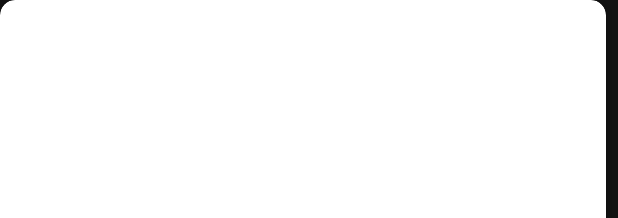
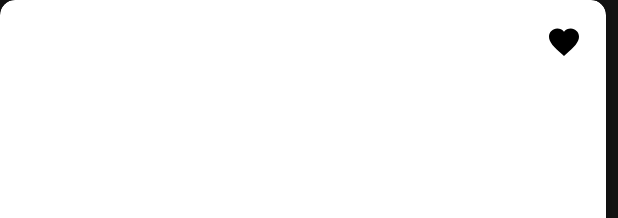
Before and after one commit to paktalin/beerry, an Android app: the layout item_layout.xml on its own in the app's theme, with its tools: preview values and no code run, on a phone screen of 412 x 824 dp. Shown: the top 218 px of the screen. Run offline under Robolectric (Android 15) with nearby library versions, the phone set to English and light mode, and no system bars; network calls fail.

Commit message:
Favorite beers are stored in SharedPreferences

```diff
--- a/app/build.gradle
+++ b/app/build.gradle
@@ -1,6 +1,7 @@
 apply plugin: 'com.android.application'
 apply plugin: 'kotlin-android'
 apply plugin: 'kotlin-android-extensions'
+apply plugin: "kotlin-kapt"
 
 android {
     compileSdkVersion 29
@@ -44,6 +45,7 @@ dependencies {
     // slider
     implementation 'com.appyvet:materialrangebar:1.4.6'
 
+
     testImplementation 'junit:junit:4.12'
     androidTestImplementation 'androidx.test.ext:junit:1.1.1'
     androidTestImplementation 'androidx.test.espresso:espresso-core:3.2.0'
--- /dev/null
+++ b/app/src/main/res/color/add_to_favorite.xml
@@ -0,0 +1,8 @@
+<?xml version="1.0" encoding="utf-8"?>
+<selector
+    xmlns:android="http://schemas.android.com/apk/res/android">
+    <item
+        android:state_selected="true"
+        android:color="#F00" />
+    <item android:color="@android:color/black" />
+</selector>
--- a/app/src/main/res/layout/item_layout.xml
+++ b/app/src/main/res/layout/item_layout.xml
@@ -14,6 +14,18 @@
         android:layout_width="match_parent"
         android:layout_height="match_parent"
         android:orientation="vertical">
+
+        <ImageButton
+            android:id="@+id/button_add_to_favorite"
+            android:layout_width="wrap_content"
+            android:layout_height="wrap_content"
+            android:layout_marginTop="16dp"
+            android:layout_marginEnd="16dp"
+            android:background="?attr/selectableItemBackgroundBorderless"
+            android:tint="@color/add_to_favorite"
+            app:layout_constraintEnd_toEndOf="parent"
+            app:layout_constraintTop_toTopOf="parent"
+            app:srcCompat="@drawable/ic_favorite_24px" />
 
         <ImageView
             android:id="@+id/image_beer"
--- a/app/src/main/res/navigation/mobile_navigation.xml
+++ b/app/src/main/res/navigation/mobile_navigation.xml
@@ -13,13 +13,13 @@
 
     <fragment
         android:id="@+id/navigation_search"
-        android:name="com.paktalin.beerapp.ui.dashboard.DashboardFragment"
+        android:name="com.paktalin.beerapp.ui.notifications.NotificationsFragment"
         android:label="@string/title_search"
         tools:layout="@layout/fragment_search" />
 
     <fragment
         android:id="@+id/navigation_favorite"
-        android:name="com.paktalin.beerapp.ui.notifications.NotificationsFragment"
+        android:name="com.paktalin.beerapp.ui.favorite.FavoriteFragment"
         android:label="@string/title_favorite"
         tools:layout="@layout/fragment_favorite" />
 </navigation>
```
Also changed, not shown: app/src/main/java/com/paktalin/beerapp/Beer.kt (+25 -5 lines), app/src/main/java/com/paktalin/beerapp/FavoriteSharedPref.kt (added, +51 -0 lines), app/src/main/java/com/paktalin/beerapp/MainActivity.kt (+8 -0 lines), app/src/main/java/com/paktalin/beerapp/ui/dashboard/DashboardFragment.kt (deleted, +0 -21 lines), app/src/main/java/com/paktalin/beerapp/ui/favorite/FavoriteFragment.kt (added, +30 -0 lines), app/src/main/java/com/paktalin/beerapp/ui/home/BeerAdapter.kt (+10 -1 lines), app/src/main/res/layout/fragment_favorite.xml (+10 -11 lines).
